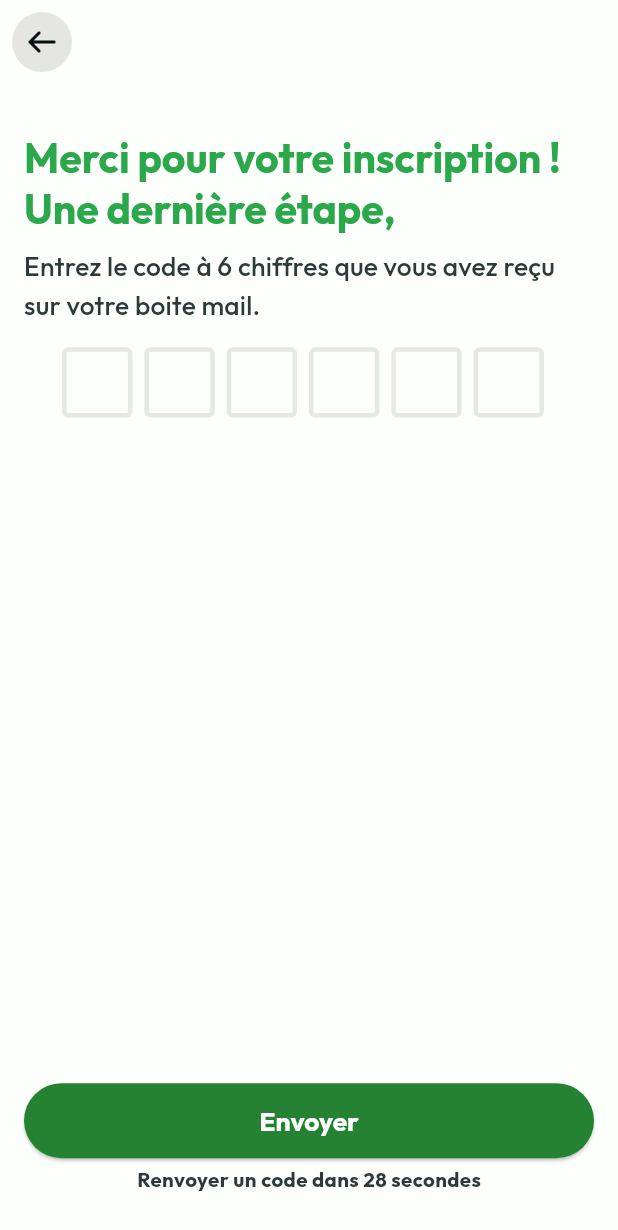
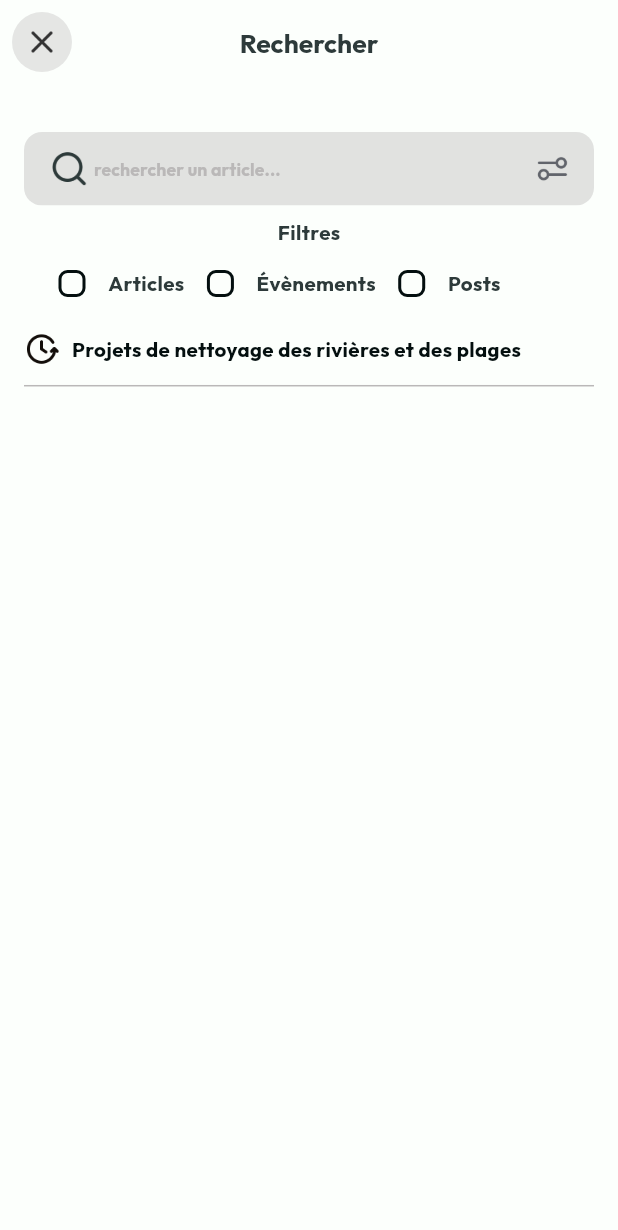
Before and after one commit to raoufb3n/OZON_App, a Flutter app: the screen it shows after launch, on a phone screen of 412 x 824 dp. Shown: the top 1230 px of the screen. Run offline on Flutter 3.47's test engine with Material 3 defaults, Android fonts, the light colour scheme and no system bars; drawn by our look-alikes of flutter_otp_text_field; our stand-ins replace dio, flutter_screenutil, google_fonts.

Commit message:
finish SearchScreen and add some assets

```diff
--- a/lib/Core/Helper/Assets.dart
+++ b/lib/Core/Helper/Assets.dart
@@ -23,6 +23,19 @@ class Assets{
   static const String tree = 'assets/tree.png';
   static const String treeEmoji = 'assets/treeEmoji.png';
   static const String wavingHand = 'assets/WavingHand.png';
+  static const String chat = 'assets/chat.png';
+  static const String checkMark = 'assets/checkMark.png';
+  static const String eventPicture = 'assets/eventPicture.png';
+  static const String share = 'assets/Share.png';
+  static const String joinEvnet = 'assets/joinEvent.png';
+  static const String comment = 'assets/comment.png';
+  static const String repost = 'assets/repost.png';
+  static const String sharePost = 'assets/sharePost.png';
+  static const String bookMark = 'assets/bookMark.png';
+  static const String settings = 'assets/settings.png';
+  static const String close = 'assets/close.png';
+  static const String clock = 'assets/clock.png';
+
 
 
 }
--- a/lib/Core/Theme/AppTheme.dart
+++ b/lib/Core/Theme/AppTheme.dart
@@ -1,6 +1,4 @@
-import 'package:flutter/material.dart';
-import 'package:flutterstarter/Core/Theme/AppColors.dart';
-import 'package:flutterstarter/Core/Theme/AppFonts.dart';
+import 'package:flutterstarter/Core/index.dart';
 
 class AppThemes {
   AppThemes._();
@@ -36,5 +34,14 @@ class AppThemes {
             borderRadius: BorderRadius.circular(300),
           ),
         ),
-      ));
+      ),
+      navigationBarTheme: NavigationBarThemeData(
+          backgroundColor: AppColors.white,
+          surfaceTintColor: AppColors.white,
+          labelTextStyle: WidgetStatePropertyAll(
+            AppFonts.lightThemeText.labelLarge,
+          ),
+          elevation: 4.0,
+          shadowColor: Colors.black.withOpacity(0.78),
+          height: 80.h));
 }
--- a/lib/Core/index.dart
+++ b/lib/Core/index.dart
@@ -3,3 +3,5 @@ export 'package:flutter/material.dart';
 export 'package:flutterstarter/Core/Theme/AppTheme.dart';
 export 'package:flutterstarter/Core/Helper/Assets.dart';
 export 'package:flutterstarter/Core/Helper/CustomBox.dart';
+export 'package:flutterstarter/Core/Theme/AppColors.dart';
+export 'package:flutterstarter/Core/Theme/AppFonts.dart';
--- a/lib/Features/Auth/presentation/view/ConfirmationScreen.dart
+++ b/lib/Features/Auth/presentation/view/ConfirmationScreen.dart
@@ -57,22 +57,14 @@ class Confirmationscreen extends StatelessWidget {
                   ),
 
               onCodeChanged: (String code) {
-                //handle validation or checks here
               },
-              //runs when every textfield is filled
+
               onSubmit: (String verificationCode) {
-                showDialog(
-                    context: context,
-                    builder: (context) {
-                      return AlertDialog(
-                        title: Text("Verification Code"),
-                        content: Text('Code entered is $verificationCode'),
-                      );
-                    });
-              }, // end onSubmit
+
+              },
             ),
             const Spacer(),
-            CustomButton(title: 'Envoyer', onPressed: () {}),
+            CustomButton(title: 'Continuer', onPressed: () {}),
             verticalBox(4),
             Row(
               mainAxisAlignment: MainAxisAlignment.center,
--- /dev/null
+++ b/lib/Features/Search/Presetnation/view/SearchScreen.dart
@@ -0,0 +1,149 @@
+import 'package:flutter/material.dart';
+import 'package:flutterstarter/Core/index.dart';
+import 'package:flutterstarter/Features/Search/Presetnation/view/widgets/SearchInput.dart';
+
+class SearchScreen extends StatelessWidget {
+  const SearchScreen({super.key});
+
+  @override
+  Widget build(BuildContext context) {
+    return Scaffold(
+        appBar: AppBar(
+          leading: IconButton(
+            icon: CircleAvatar(
+                radius: 28,
+                backgroundColor:
+                    Theme.of(context).colorScheme.onSecondary.withOpacity(0.35),
+                child: Image.asset(
+                  Assets.close,
+                  height: 24,
+                )),
+            onPressed: () {},
+          ),
+          centerTitle: true,
+          title: Text(
+            'Rechercher',
+            style: Theme.of(context).textTheme.titleLarge,
+          ),
+        ),
+        body: Padding(
+          padding: const EdgeInsets.only(left: 16, right: 16, top: 32),
+          child: Column(
+            crossAxisAlignment: CrossAxisAlignment.start,
+            children: [
+              SearchInput(
+                onTap: () {},
+              ),
+              Container(
+                padding: const EdgeInsets.all(8),
+                decoration: BoxDecoration(
+                  color: Theme.of(context).colorScheme.surface,
+                  borderRadius: BorderRadius.circular(8),
+                ),
+                child: Column(
+                  children: [
+                    Text(
+                      'Filtres',
+                      style: Theme.of(context).textTheme.bodyMedium,
+                    ),
+                    Row(
+                      children: [
+                        CustomCheckBox(
+                          title: 'Articles',
+                        ),
+                        CustomCheckBox(
+                          title: 'Évènements',
+                        ),
+                        CustomCheckBox(
+                          title: 'Posts',
+                        ),
+                      ],
+                    ),
+                  ],
+                ),
+              ),
+              const SearchHistoryItem()
+            ],
+          ),
+        ));
+  }
+}
+
+class CustomCheckBox extends StatefulWidget {
+  const CustomCheckBox({
+    super.key,
+    required this.title,
+  });
+  final String title;
+
+  @override
+  State<CustomCheckBox> createState() => _CustomCheckBoxState();
+}
+
+class _CustomCheckBoxState extends State<CustomCheckBox> {
+  bool isChecked = false;
+  @override
+  Widget build(BuildContext context) {
+    return SizedBox(
+      child: Row(
+        mainAxisAlignment: MainAxisAlignment.spaceEvenly,
+        children: [
+          Checkbox(
+            materialTapTargetSize: MaterialTapTargetSize.padded,
+            checkColor: Theme.of(context).colorScheme.onPrimary,
+            value: isChecked,
+            onChanged: (v) {
+              setState(() {
+                isChecked = v!;
+              });
+            },
+            shape: const RoundedRectangleBorder(
+              borderRadius: BorderRadius.all(Radius.circular(6)),
+            ),
+            activeColor: Theme.of(context).colorScheme.primary,
+          ),
+          Text(
+            widget.title,
+            style: Theme.of(context).textTheme.bodyMedium,
+          )
+        ],
+      ),
+    );
+  }
+}
+
+class SearchHistoryItem extends StatelessWidget {
+  const SearchHistoryItem({
+    super.key,
+  });
+
+  @override
+  Widget build(BuildContext context) {
+    return Column(
+      children: [
+        Row(
+          children: [
+            Image.asset(
+              Assets.clock,
+              height: 24.h,
+            ),
+            horizontalBox(8),
+            Text(
+              'Projets de nettoyage des rivières et des plages',
+              style: Theme.of(context).textTheme.bodyMedium!.copyWith(
+                    color: Theme.of(context).colorScheme.onSurface,
+                  ),
+              maxLines: 3,
+              overflow: TextOverflow.fade,
+            ),
+          ],
+        ),
+        verticalBox(12),
+        Divider(
+          color: Theme.of(context).colorScheme.onSecondary,
+          height: 2,
+        ),
+      ],
+    );
+  }
+}
--- /dev/null
+++ b/lib/Features/Search/Presetnation/view/widgets/SearchInput.dart
@@ -0,0 +1,62 @@
+import '../../../../../Core/index.dart';
+
+class SearchInput extends StatelessWidget {
+  const SearchInput({super.key, required this.onTap});
+  final Function() onTap;
+  @override
+  Widget build(BuildContext context) {
+    return TextFormField(
+      keyboardType: TextInputType.text,
+      onChanged: (value) {},
+      style: Theme.of(context).textTheme.labelLarge!.copyWith(
+            color: Theme.of(context).colorScheme.onSurface,
+          ),
+      decoration: InputDecoration(
+          suffixIconConstraints: BoxConstraints(
+            minHeight: 24.r,
+            maxHeight: 24.r,
+          ),
+          prefixIconConstraints: BoxConstraints(
+            minHeight: 27.r,
+            maxHeight: 27.r,
+          ),
+          prefixIcon: Padding(
+            padding: const EdgeInsets.only(left: 16),
+            child: Image.asset(
+              Assets.search,
+              color: Theme.of(context).colorScheme.tertiary,
+            ),
+          ),
+          suffixIcon: Padding(
+            padding: const EdgeInsets.only(right: 16),
+            child: GestureDetector(
+              onTap: onTap,
+              child: Image.asset(
+                Assets.settings,
+              ),
+            ),
+          ),
+          hintText: 'rechercher un article...',
+          hintStyle: Theme.of(context).textTheme.labelLarge!.copyWith(
+              color: Theme.of(context).colorScheme.onSecondary,
+              fontWeight: FontWeight.w700),
+          border: OutlineInputBorder(
+            borderRadius: BorderRadius.circular(12),
+          ),
+          enabledBorder: OutlineInputBorder(
+              borderRadius: BorderRadius.circular(12),
+              borderSide:const BorderSide(
+                color: Colors.transparent,
+              )),
+          focusedBorder: OutlineInputBorder(
+            borderRadius: BorderRadius.circular(12),
+            borderSide:
+                BorderSide(color: Theme.of(context).colorScheme.primary),
+          ),
+          filled: true,
+          fillColor:
+              Theme.of(context).colorScheme.onSecondary.withOpacity(0.41),
+          contentPadding: const EdgeInsets.all(16)),
+    );
+  }
+}
--- a/lib/main.dart
+++ b/lib/main.dart
@@ -1,5 +1,5 @@
 import 'package:flutterstarter/Core/index.dart';
-import 'package:flutterstarter/Features/Auth/presentation/view/ConfirmationScreen.dart';
+import 'Features/Search/Presetnation/view/SearchScreen.dart';
 
 void main() {
   runApp(const MyApp());
@@ -19,7 +19,7 @@ class MyApp extends StatelessWidget {
           debugShowCheckedModeBanner: false,
           title: 'OZONE App',
           theme: AppThemes.lightTheme,
-          home: const Confirmationscreen(),
+          home: const SearchScreen(),
         );
       },
     );
```
Also changed, not shown: lib/Features/Home/presentation/view/HomeScreen.dart (added, +203 -0 lines), lib/Features/Home/presentation/view/widgets/EventCard.dart (added, +93 -0 lines), assets/Share.png (added), assets/bookMark.png (added), assets/checkMark.png (added), assets/clock.png (added), assets/close.png (added), assets/eventPicture.png (added), assets/joinEvent.png (added), assets/repost.png (added), assets/settings.png (added), assets/sharePost.png (added).
